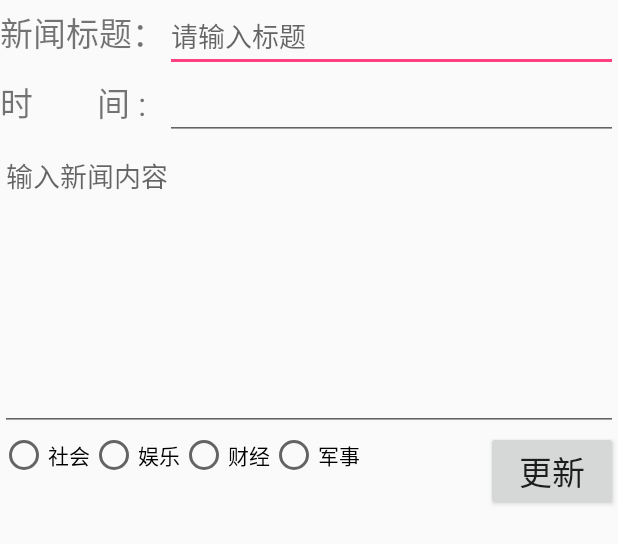
After one commit to zhengjiawen/EasyNews, an Android app: the layout news_details.xml on its own in the app's theme, with its tools: preview values and no code run, on a phone screen of 412 x 824 dp. The commit adds this screen. Shown: the top 544 px of the screen. Run offline under Robolectric (Android 15) with nearby library versions, the phone set to English and light mode, and no system bars.

Commit message:
添加数据界面完成

```diff
--- a/app/src/main/AndroidManifest.xml
+++ b/app/src/main/AndroidManifest.xml
@@ -1,7 +1,6 @@
 <?xml version="1.0" encoding="utf-8"?>
 <manifest xmlns:android="http://schemas.android.com/apk/res/android"
     package="com.example.outi.easynews">
-
     <application
         android:allowBackup="true"
         android:icon="@mipmap/ic_launcher"
--- a/app/src/main/java/activity/ShowNewsActivity.java
+++ b/app/src/main/java/activity/ShowNewsActivity.java
@@ -2,6 +2,7 @@ package activity;
 
 import android.os.Bundle;
 import android.support.annotation.Nullable;
+import android.view.Menu;
 import android.widget.ListView;
 import android.widget.SimpleAdapter;
 
@@ -30,6 +31,12 @@ public class ShowNewsActivity extends BaseActivity{
         SimpleAdapter simpleAdapter=new SimpleAdapter(this,listNews,R.layout.simple_item, new String[]{"title"},new int[] {R.id.title});
         ListView list =(ListView)findViewById(R.id.listnews);
         list.setAdapter(simpleAdapter);
+        db.DbDestroy();
+    }
+
+    @Override
+    public boolean onCreateOptionsMenu(Menu menu) {
+        return super.onCreateOptionsMenu(menu);
     }
 
     @Override
--- /dev/null
+++ b/app/src/main/res/layout/menu.xml
@@ -0,0 +1,6 @@
+<?xml version="1.0" encoding="utf-8"?>
+<LinearLayout xmlns:android="http://schemas.android.com/apk/res/android"
+    android:orientation="vertical" android:layout_width="match_parent"
+    android:layout_height="match_parent">
+
+</LinearLayout>
--- /dev/null
+++ b/app/src/main/res/layout/news_details.xml
@@ -0,0 +1,87 @@
+<?xml version="1.0" encoding="utf-8"?>
+<LinearLayout xmlns:android="http://schemas.android.com/apk/res/android"
+    android:orientation="vertical" android:layout_width="match_parent"
+    android:layout_height="wrap_content">
+    <!--新闻详情界面-->
+    <TableLayout
+        android:layout_width="match_parent"
+        android:layout_height="wrap_content"
+        android:stretchColumns="1">
+        <TableRow>
+        <TextView
+            android:layout_height="wrap_content"
+            android:layout_width="wrap_content"
+            android:text="新闻标题："
+            android:textSize="22dp"/>
+        <EditText
+            android:id="@+id/inputtitle"
+            android:layout_height="wrap_content"
+            android:layout_width="match_parent"
+            android:hint="请输入标题"/>
+        </TableRow>
+
+        <TableRow>
+        <TextView
+            android:layout_width="wrap_content"
+            android:layout_height="wrap_content"
+            android:text="时        间 :"
+            android:textSize="22dp"/>
+        <EditText
+            android:layout_height="wrap_content"
+            android:layout_width="match_parent"
+            android:id="@+id/date"
+            android:inputType="date"/>
+         </TableRow>
+    </TableLayout>
+    <EditText
+        android:layout_width="match_parent"
+        android:layout_height="194dp"
+        android:lines="10"
+        android:id="@+id/inputcontent"
+        android:hint="输入新闻内容"
+        android:gravity="fill_horizontal"/>
+    <LinearLayout
+        android:layout_width="match_parent"
+        android:layout_height="wrap_content"
+        android:orientation="horizontal"
+        android:weightSum="1">
+
+    <RadioGroup
+        android:layout_width="wrap_content"
+        android:layout_weight="1"
+        android:layout_height="wrap_content"
+        android:id="@+id/type"
+        android:orientation="horizontal"
+        android:layout_gravity="center_horizontal">
+
+        <RadioButton
+            android:layout_width="wrap_content"
+            android:layout_height="wrap_content"
+            android:id="@+id/type1"
+            android:text="社会"/>
+        <RadioButton
+            android:layout_width="wrap_content"
+            android:layout_height="wrap_content"
+            android:id="@+id/type2"
+            android:text="娱乐"/>
+        <RadioButton
+            android:layout_width="wrap_content"
+            android:layout_height="wrap_content"
+            android:id="@+id/type3"
+            android:text="财经"/>
+        <RadioButton
+            android:layout_width="wrap_content"
+            android:layout_height="wrap_content"
+            android:id="@+id/type4"
+            android:text="军事"/>
+    </RadioGroup>
+
+        <Button
+            android:layout_width="wrap_content"
+            android:layout_height="wrap_content"
+            android:text="更新"
+            android:id="@+id/update"
+            android:textSize="22dp"
+            android:layout_gravity="right" />
+    </LinearLayout>
+</LinearLayout>
```
